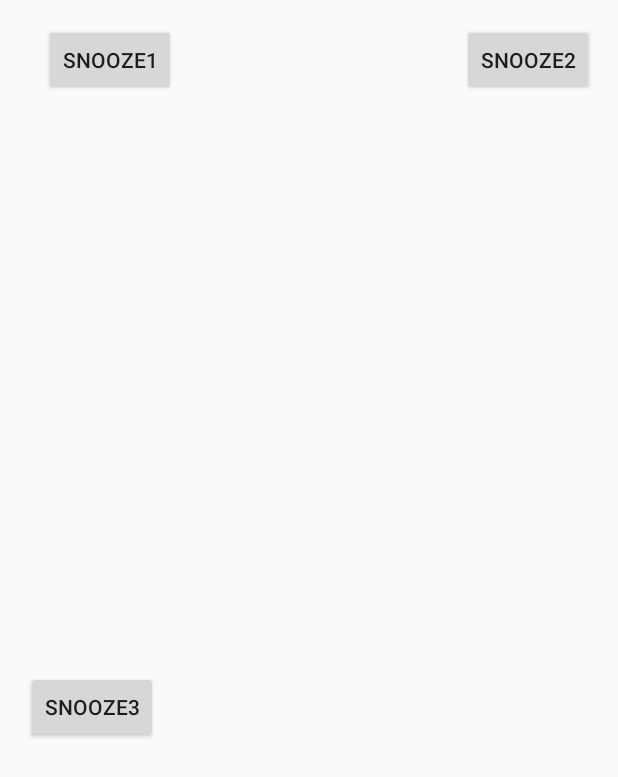
After one commit to zanvd/ajateam, an Android app: the SnoozeButton screen opened directly, with no data from a screen before it, on a phone screen of 412 x 824 dp. The commit adds this screen. Shown: the top 777 px of the screen. Run offline under Robolectric (Android 15) with nearby library versions, the phone set to English and light mode, and no system bars.

Commit message:
snoozeAdded

```diff
--- a/android_app/ajapp/app/build.gradle
+++ b/android_app/ajapp/app/build.gradle
@@ -36,5 +36,6 @@ dependencies {
     })
     compile 'com.android.support:appcompat-v7:25.3.1'
     compile 'com.android.support.constraint:constraint-layout:1.0.2'
+    compile 'com.android.support:design:25.3.1'
     testCompile 'junit:junit:4.12'
 }
--- a/android_app/ajapp/app/src/main/AndroidManifest.xml
+++ b/android_app/ajapp/app/src/main/AndroidManifest.xml
@@ -1,6 +1,6 @@
 <?xml version="1.0" encoding="utf-8"?>
 <manifest xmlns:android="http://schemas.android.com/apk/res/android"
-    package="ajateam.ajapp" >
+    package="ajateam.ajapp">
 
     <application
         android:allowBackup="true"
@@ -8,8 +8,8 @@
         android:label="@string/app_name"
         android:roundIcon="@mipmap/ic_launcher_round"
         android:supportsRtl="true"
-        android:theme="@style/AppTheme" >
-        <activity android:name=".MainActivity" >
+        android:theme="@style/AppTheme">
+        <activity android:name=".MainActivity">
             <intent-filter>
                 <action android:name="android.intent.action.MAIN" />
 
@@ -18,8 +18,15 @@
         </activity>
 
         <receiver android:name=".AlarmReceiver" />
-        <service android:name=".RingtonePlaylistService" android:enabled="true" />
 
+        <service
+            android:name=".RingtonePlaylistService"
+            android:enabled="true" />
+
+        <activity
+            android:name=".SnoozeButton"
+            android:label="@string/title_activity_snooze_button"
+            android:theme="@style/AppTheme.NoActionBar"></activity>
     </application>
 
 </manifest>
--- a/android_app/ajapp/app/src/main/java/ajateam/ajapp/MainActivity.java
+++ b/android_app/ajapp/app/src/main/java/ajateam/ajapp/MainActivity.java
@@ -55,6 +55,7 @@ public class MainActivity extends AppCompatActivity {
                 alarmManager.set(AlarmManager.RTC_WAKEUP, calendar.getTimeInMillis(), pendingIntent);
 
 
+
             }
         });
 
--- a/android_app/ajapp/app/src/main/java/ajateam/ajapp/RingtonePlaylistService.java
+++ b/android_app/ajapp/app/src/main/java/ajateam/ajapp/RingtonePlaylistService.java
@@ -6,7 +6,9 @@ import android.app.PendingIntent;
 import android.app.Service;
 import android.content.Intent;
 import android.media.MediaPlayer;
+import android.os.Bundle;
 import android.os.IBinder;
+import android.os.ResultReceiver;
 import android.support.annotation.IntDef;
 import android.support.annotation.Nullable;
 import android.util.Log;
@@ -35,7 +37,7 @@ public class RingtonePlaylistService extends Service {
 
         Log.e("State", String.valueOf(getState));
 
-        Intent intentMainActivity = new Intent(this.getApplicationContext(), MainActivity.class);
+        /*Intent intentMainActivity = new Intent(this.getApplicationContext(), MainActivity.class);
         PendingIntent pendingIntentMainActivity = PendingIntent.getActivity(this, (int) System.currentTimeMillis(),
                 intentMainActivity, 0);
         Notification notificationPopUp = new Notification.Builder(this)
@@ -48,7 +50,7 @@ public class RingtonePlaylistService extends Service {
         NotificationManager notificationManager = (NotificationManager) getSystemService(NOTIFICATION_SERVICE);
 
         notificationManager.notify(0,notificationPopUp);
-
+        */
         if (getState) {
             startId = 1;
         } else {
@@ -67,6 +69,10 @@ public class RingtonePlaylistService extends Service {
 
             this.isRunning = true;
 
+            Intent intentMainActivity = new Intent(this.getApplicationContext(), SnoozeButton.class);
+            intentMainActivity.addFlags(Intent.FLAG_ACTIVITY_CLEAR_TASK);
+            intentMainActivity.addFlags(Intent.FLAG_ACTIVITY_NEW_TASK);
+            startActivity(intentMainActivity);
 
         } else if (this.isRunning && startId == 0) {
 
--- /dev/null
+++ b/android_app/ajapp/app/src/main/java/ajateam/ajapp/SnoozeButton.java
@@ -0,0 +1,62 @@
+package ajateam.ajapp;
+
+import android.os.Bundle;
+import android.support.design.widget.FloatingActionButton;
+import android.support.design.widget.Snackbar;
+import android.support.v7.app.AppCompatActivity;
+import android.support.v7.widget.Toolbar;
+import android.util.DisplayMetrics;
+import android.util.Log;
+import android.view.View;
+import android.view.ViewGroup;
+import android.widget.Button;
+
+public class SnoozeButton extends AppCompatActivity {
+
+    Button snooze1;
+    Button snooze2;
+    Button snooze3;
+
+    @Override
+    protected void onCreate(Bundle savedInstanceState) {
+        super.onCreate(savedInstanceState);
+        setContentView(R.layout.activity_snooze_button);
+
+        //get them buttons
+        snooze1 = (Button) findViewById(R.id.snooze1);
+        snooze2 = (Button) findViewById(R.id.snooze2);
+        snooze3 = (Button) findViewById(R.id.snooze3);
+
+        DisplayMetrics displayMetrics = new DisplayMetrics();
+        getWindowManager().getDefaultDisplay().getMetrics(displayMetrics);
+        int height = displayMetrics.heightPixels;
+        int width = displayMetrics.widthPixels;
+
+        Log.e("Screen size", String.valueOf(height) + " : " + String.valueOf(width));
+
+
+
+        Thread t = new Thread() {
+
+            @Override
+            public void run() {
+                try {
+                    while (!isInterrupted()) {
+                        Thread.sleep(1000);
+                        runOnUiThread(new Runnable() {
+                            @Override
+                            public void run() {
+                                snooze1.setX(snooze1.getX() + 10.0f);
+                            }
+                        });
+                    }
+                } catch (InterruptedException e) {
+                }
+            }
+        };
+
+        t.start();
+
+    }
+
+}
--- /dev/null
+++ b/android_app/ajapp/app/src/main/res/layout/activity_snooze_button.xml
@@ -0,0 +1,42 @@
+<?xml version="1.0" encoding="utf-8"?>
+<android.support.constraint.ConstraintLayout
+    xmlns:android="http://schemas.android.com/apk/res/android"
+    xmlns:tools="http://schemas.android.com/tools"
+    xmlns:app="http://schemas.android.com/apk/res-auto"
+    android:layout_width="match_parent"
+    android:layout_height="match_parent"
+    tools:context="ajateam.ajapp.SnoozeButton">
+
+
+    <Button
+        android:id="@+id/snooze1"
+        android:layout_width="wrap_content"
+        android:layout_height="wrap_content"
+        android:layout_marginLeft="16dp"
+        android:layout_marginTop="16dp"
+        android:text="Snooze1"
+        app:layout_constraintLeft_toLeftOf="parent"
+        app:layout_constraintTop_toTopOf="parent" />
+
+    <Button
+        android:id="@+id/snooze2"
+        android:layout_width="wrap_content"
+        android:layout_height="wrap_content"
+        android:layout_marginTop="447dp"
+        android:text="Snooze3"
+        app:layout_constraintHorizontal_bias="0.054"
+        app:layout_constraintLeft_toLeftOf="parent"
+        app:layout_constraintRight_toRightOf="parent"
+        app:layout_constraintTop_toTopOf="parent" />
+
+    <Button
+        android:id="@+id/snooze3"
+        android:layout_width="wrap_content"
+        android:layout_height="wrap_content"
+        android:layout_marginRight="16dp"
+        android:layout_marginTop="16dp"
+        android:text="Snooze2"
+        app:layout_constraintRight_toRightOf="parent"
+        app:layout_constraintTop_toTopOf="parent" />
+
+</android.support.constraint.ConstraintLayout>
--- /dev/null
+++ b/android_app/ajapp/app/src/main/res/values/dimens.xml
@@ -0,0 +1,3 @@
+<resources>
+    <dimen name="fab_margin">16dp</dimen>
+</resources>
--- a/android_app/ajapp/app/src/main/res/values/strings.xml
+++ b/android_app/ajapp/app/src/main/res/values/strings.xml
@@ -2,4 +2,5 @@
     <string name="app_name">ajapp</string>
     <string name="cancel">Cancel</string>
     <string name="set_alarm">Set alarm</string>
+    <string name="title_activity_snooze_button">SnoozeButton</string>
 </resources>
--- a/android_app/ajapp/app/src/main/res/values/styles.xml
+++ b/android_app/ajapp/app/src/main/res/values/styles.xml
@@ -8,4 +8,13 @@
         <item name="colorAccent">@color/colorAccent</item>
     </style>
 
+    <style name="AppTheme.NoActionBar">
+        <item name="windowActionBar">false</item>
+        <item name="windowNoTitle">true</item>
+    </style>
+
+    <style name="AppTheme.AppBarOverlay" parent="ThemeOverlay.AppCompat.Dark.ActionBar" />
+
+    <style name="AppTheme.PopupOverlay" parent="ThemeOverlay.AppCompat.Light" />
+
 </resources>
```
